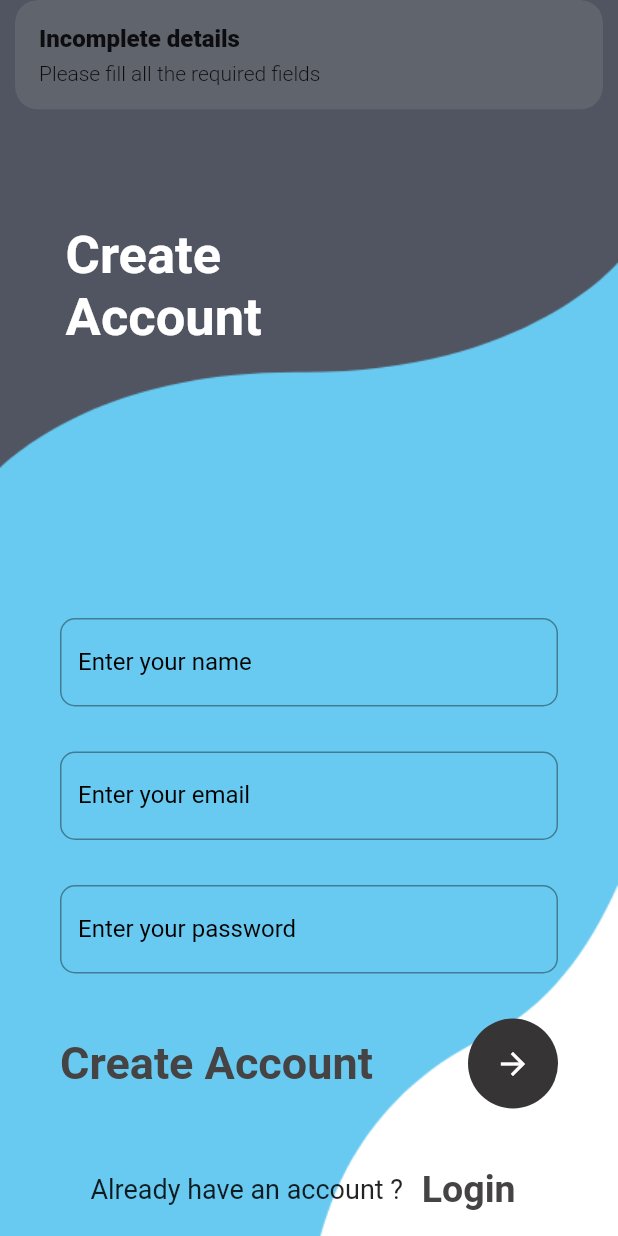
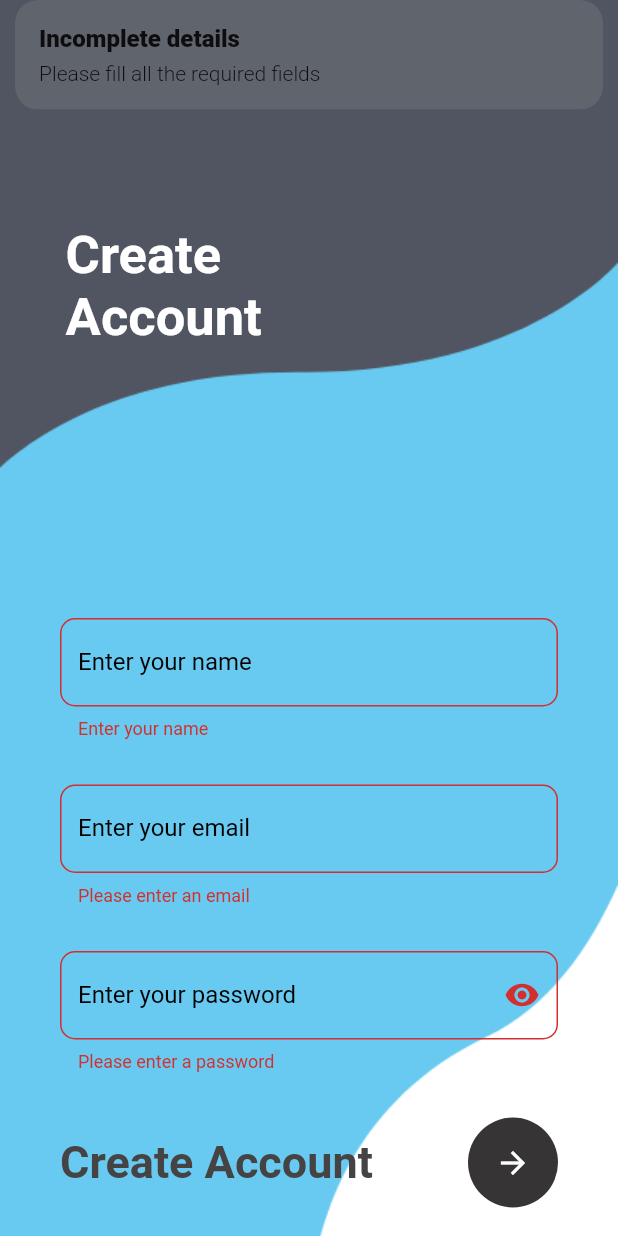
Before and after one commit to ank809/Camera-App, a Flutter app: the SignUp screen opened directly, after a tap on the "arrow forward" icon, on a phone screen of 412 x 824 dp. Run offline on Flutter 3.47's test engine with Material 2 defaults, Android fonts, the phone set to English and light mode, and no system bars; our stand-ins replace camera, cloud_firestore, firebase_auth, firebase_core, get; accounts and stored records are empty; network calls fail.

Commit message:
reset password page and form validation added

```diff
--- a/lib/view/auth/signup.dart
+++ b/lib/view/auth/signup.dart
@@ -10,9 +10,19 @@ class SignUp extends StatefulWidget {
 
 class _SignUpState extends State<SignUp> {
 
+
   TextEditingController  emailController= TextEditingController();
   TextEditingController passwordController= TextEditingController();
   TextEditingController nameController= TextEditingController();
+  bool isPasswordVisible = true;
+
+  final _formKey= GlobalKey<FormState>();
+
+  void toggleVisibility() {
+    setState(() {
+      isPasswordVisible = !isPasswordVisible;
+    });
+  }
   @override
   Widget build(BuildContext context) {
     return Container(
@@ -32,12 +42,14 @@ class _SignUpState extends State<SignUp> {
               fontWeight: FontWeight.bold),),
               ),
               SingleChildScrollView(
+                child: Form(
+                  key: _formKey,
                   child: Container(
                     padding: EdgeInsets.only(top: MediaQuery.of(context).size.height*0.5,
                     right: 40.0, left: 40.0),
                     child: Column(
                       children: [
-                      TextField(
+                        TextFormField(
                           controller: nameController,
                           decoration: InputDecoration(
                             hintText: 'Name',
@@ -47,9 +59,17 @@ class _SignUpState extends State<SignUp> {
                             // filled: true,
                             border: OutlineInputBorder(borderRadius: BorderRadius.circular(10.0)),
                           ),
+                          validator: (value) {
+                            if (value!.isEmpty ||
+                                !RegExp(r'^[a-z A-Z]+$').hasMatch(value)) {
+                              return 'Enter your name';
+                            } else {
+                              return null;
+                            }
+                          }
                         ),
                         SizedBox(height: 30.0,),
-                      TextField(
+                        TextFormField(
                           controller: emailController,
                           decoration: InputDecoration(
                             hintText: 'Email',
@@ -57,11 +77,22 @@ class _SignUpState extends State<SignUp> {
                             labelStyle: TextStyle(color: Colors.black),
                             border: OutlineInputBorder(borderRadius: BorderRadius.circular(10.0)),
                           ),
+                          validator: (value) {
+                            if(value!.isEmpty){
+                              return 'Please enter an email';
+                            }
+                            if (!RegExp(
+                                  r'^[a-zA-Z0-9._%+-]+@[a-zA-Z0-9.-]+\.[a-zA-Z]{2,}$')
+                              .hasMatch(value)) {
+                            return 'Enter a valid email';
+                          }
+                          return null;
+                          },
                         ),
                         SizedBox(height: 30.0,),
-                      TextField(
+                        TextFormField(
                           controller: passwordController,
-                        obscureText: true,
+                          obscureText: isPasswordVisible,
                           decoration: InputDecoration(
                             hintText: 'Password',
                             labelText: 'Enter your password',
@@ -69,7 +100,25 @@ class _SignUpState extends State<SignUp> {
                             // fillColor: Colors.grey.shade100,
                             // filled: true,
                             border: OutlineInputBorder(borderRadius: BorderRadius.circular(10.0)),
+                            suffixIcon: IconButton(
+                            icon: Icon(isPasswordVisible
+                                ? Icons.visibility
+                                : Icons.visibility_off),
+                            onPressed: toggleVisibility,
                           ),
+                          ),
+
+                          validator: (value) {
+                            if(value!.isEmpty){
+                              return 'Please enter a password';
+                            }
+                            if (!RegExp(
+                                  r'^(?=.*?[A-Z])(?=.*?[a-z])(?=.*?[0-9])(?=.*?[!@#\$%^&*]).{8,}$')
+                              .hasMatch(value)) {
+                            return 'Password must be 8 characters with upper, lower, number, and special char';
+                          }
+                          return null;
+                          },
                         ),
                         SizedBox(height: 30.0,),
                         Row(
@@ -87,6 +136,7 @@ class _SignUpState extends State<SignUp> {
                               child: IconButton(icon: Icon(Icons.arrow_forward),
                               color: Colors.white,
                               onPressed: (){
+                                _formKey.currentState!.validate();
                                 Auth.instance.SignUp(nameController.text, emailController.text, passwordController.text);
                               },),
                             )
@@ -116,6 +166,7 @@ class _SignUpState extends State<SignUp> {
                       ],
                     ),
                   ),
+                ),
               )
             ],
           ),
```
Also changed, not shown: lib/view/auth/login.dart (+47 -5 lines), lib/view/reset_password.dart (added, +85 -0 lines). Lines whose indentation alone changed are shown as unchanged.
